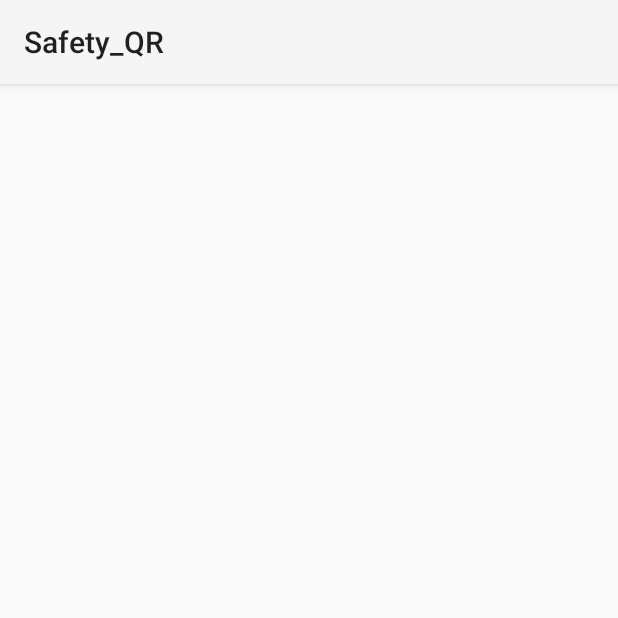
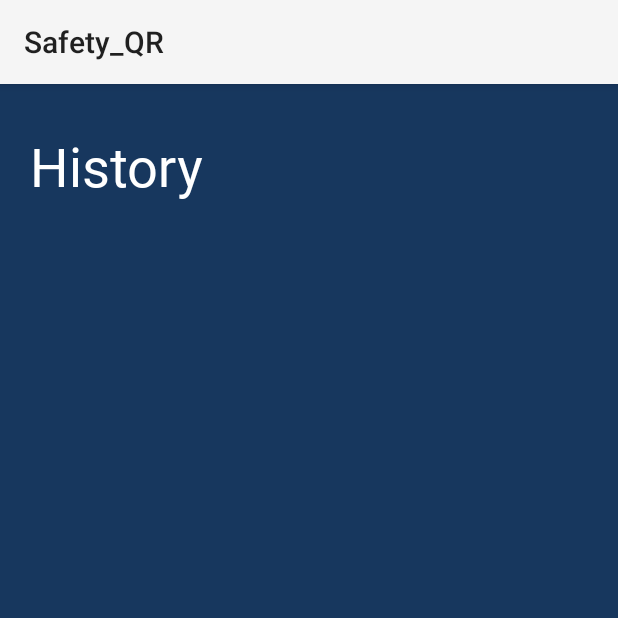
Before and after one commit to Hanturtle/Safety_QR, an Android app: the History_Activity screen opened directly, with no data from a screen before it, on a phone screen of 412 x 824 dp, the top half of it. Run offline under Robolectric (Android 15) with nearby library versions, the phone set to English and light mode, and no system bars.

Commit message:
ksy history보완, info_act생성

```diff
--- a/Android/Safety_QR/app/src/main/AndroidManifest.xml
+++ b/Android/Safety_QR/app/src/main/AndroidManifest.xml
@@ -35,6 +35,7 @@
         <activity android:name=".activity.ScanResult_Activity"></activity>
         <activity android:name=".activity.SearchQR_Activity"></activity>
         <activity android:name=".activity.History_Activity"></activity>
+        <activity android:name=".activity.Info_Activity"></activity>
     </application>
 
 </manifest>
--- a/Android/Safety_QR/app/src/main/java/com/example/safety_qr/activity/Main_Activity.java
+++ b/Android/Safety_QR/app/src/main/java/com/example/safety_qr/activity/Main_Activity.java
@@ -3,6 +3,7 @@ package com.example.safety_qr.activity;
 import androidx.appcompat.app.AppCompatActivity;
 
 import android.content.Intent;
+import android.icu.text.IDNA;
 import android.os.Bundle;
 import android.view.View;
 
@@ -41,4 +42,9 @@ public class Main_Activity extends AppCompatActivity {
         startActivity(intent);
     }
 
+    public void goInfo(View view) {
+        Intent intent = new Intent(this, Info_Activity.class);
+        startActivity(intent);
+    }
+
 }
--- a/Android/Safety_QR/app/src/main/java/com/example/safety_qr/infrastructure/Client.java
+++ b/Android/Safety_QR/app/src/main/java/com/example/safety_qr/infrastructure/Client.java
@@ -24,8 +24,8 @@ public class Client extends AppCompatActivity {
     private DataOutputStream dos;
     private DataInputStream dis;
 
-    private String ip = "192.168.0.6";
-    //private String ip = "172.20.10.3";
+    //private String ip = "192.168.0.6";
+    private String ip = "172.20.10.3";
     private int port = 8080;
     int result;
     @Override
--- a/Android/Safety_QR/app/src/main/res/layout/activity_history.xml
+++ b/Android/Safety_QR/app/src/main/res/layout/activity_history.xml
@@ -1,16 +1,39 @@
 <?xml version="1.0" encoding="utf-8"?>
 <LinearLayout xmlns:android="http://schemas.android.com/apk/res/android"
     android:layout_width="match_parent"
-    android:layout_height="match_parent">
+    android:layout_height="match_parent"
+    android:orientation="vertical">
 
     <LinearLayout
         android:layout_width="match_parent"
-        android:layout_height="match_parent"
+        android:layout_height="wrap_content"
+        android:layout_weight="1"
+        android:background="#ff17375e"
+        android:orientation="vertical">
+
+        <TextView
+            android:id="@+id/textView2"
+            android:layout_width="match_parent"
+            android:layout_height="wrap_content"
+            android:layout_marginStart="20sp"
+            android:layout_marginLeft="20sp"
+            android:layout_marginTop="30sp"
+            android:fontFamily="@font/nixgon"
+            android:text="History"
+            android:textColor="#FFFFFF"
+            android:textSize="36sp" />
+    </LinearLayout>
+
+    <LinearLayout
+        android:layout_width="match_parent"
+        android:layout_height="wrap_content"
+        android:layout_weight="5"
         android:orientation="vertical">
 
         <androidx.recyclerview.widget.RecyclerView
             android:id="@+id/recyclerview"
             android:layout_width="match_parent"
-            android:layout_height="match_parent" />
+            android:layout_height="match_parent"
+            android:background="#17375e" />
     </LinearLayout>
 </LinearLayout>
--- a/Android/Safety_QR/app/src/main/res/layout/activity_main.xml
+++ b/Android/Safety_QR/app/src/main/res/layout/activity_main.xml
@@ -94,6 +94,7 @@
                 android:layout_height="wrap_content"
                 android:adjustViewBounds="false"
                 android:background="#00000000"
+                android:onClick="goInfo"
                 android:rotation="0"
                 android:rotationX="0"
                 android:scaleType="centerCrop"
```
Also changed, not shown: Android/Safety_QR/app/src/main/java/com/example/safety_qr/activity/Info_Activity.java (added, +18 -0 lines), Android/Safety_QR/app/src/main/java/com/example/safety_qr/adapter/RecyclerAdapter.java (+8 -4 lines), Android/Safety_QR/app/src/main/res/layout/activitiy_info.xml (added, +19 -0 lines), Android/Safety_QR/app/src/main/res/layout/item_history.xml (+48 -9 lines), 1 other file.
